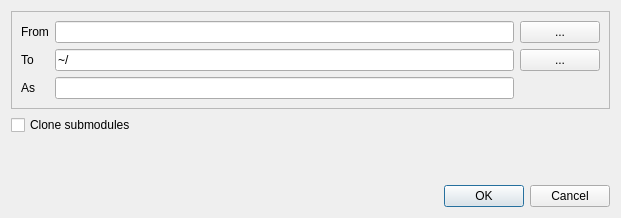
Old version of the form src/clone.ui in the repository wwestrop/qgit.
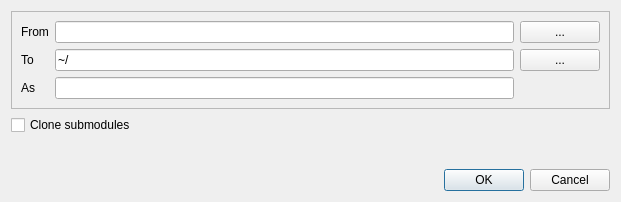
New version of the form.

Commit message: Clone dialog auto-populates nicely from the clipboard

The edit to the form file:
```diff
--- a/src/clone.ui
+++ b/src/clone.ui
@@ -7,7 +7,7 @@
     <x>0</x>
     <y>0</y>
     <width>621</width>
-    <height>218</height>
+    <height>202</height>
    </rect>
   </property>
   <property name="windowTitle">
```
Left out of the diff: 37 changed lines with no effect on the pictures. The commit also changes 2 other files.
